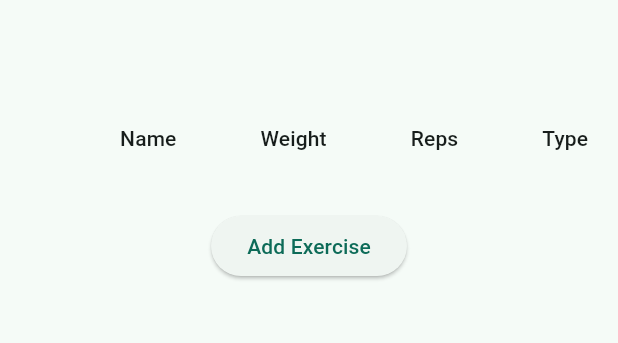
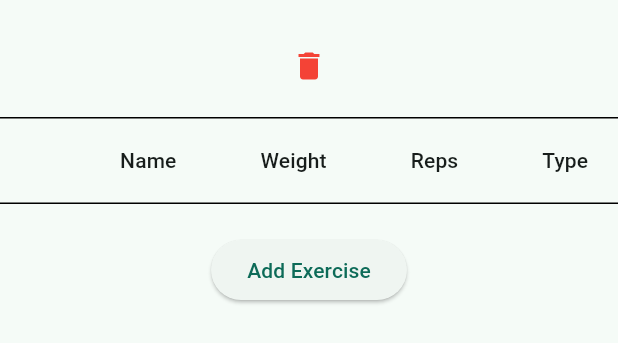
Before and after one commit to benjamin32561/WE-GO-JIM, a Flutter app: the WorkoutDataWidget widget shown alone on an empty page, opened directly with empty values, on a phone screen of 412 x 824 dp. Shown: the top 343 px of the screen. Run offline on Flutter 3.47's test engine with Material 3 defaults, Android fonts, the phone set to English and light mode, and no system bars; our stand-ins replace shared_preferences; accounts and stored records are empty.

Commit message:
yeah yeah

```diff
--- a/lib/manage-data/gym-data/workout-data/workout-data.dart
+++ b/lib/manage-data/gym-data/workout-data/workout-data.dart
@@ -4,8 +4,9 @@ import 'package:we_go_jim/manage-data/structures.dart';
 // Define the StatefulWidget
 class WorkoutDataWidget extends StatefulWidget {
   final Function(Workout) onUpdate;
+  final Function(Workout) deleteWorkout;
   Workout workoutData;
-  WorkoutDataWidget({Key? key, required this.workoutData, required this.onUpdate}) : super(key: key);
+  WorkoutDataWidget({Key? key, required this.workoutData, required this.onUpdate, required this.deleteWorkout}) : super(key: key);
 
   @override
   _WorkoutDataWidgetState createState() => _WorkoutDataWidgetState();
@@ -42,16 +43,34 @@ class _WorkoutDataWidgetState extends State<WorkoutDataWidget> {
       margin: const EdgeInsets.symmetric(vertical: 20),
       child: Column(
         children: [
-          Text(
-            widget.workoutData.name,
-            style: const TextStyle(
-                fontSize: 24, // Change this value to your desired size
-                fontWeight: FontWeight.bold, // Makes the text bold
-                // You can add more styling properties here if needed
-            ),
+          Row(
+            mainAxisAlignment: MainAxisAlignment.center,
+            children: [
+              //Icon button for deleting current workout
+              IconButton(
+                color: Colors.red,
+                icon: const Icon(Icons.delete),
+                onPressed: () {
+                  widget.deleteWorkout(widget.workoutData);
+                },
+              ),
+              Text(
+                widget.workoutData.name,
+                style: const TextStyle(
+                    fontSize: 24,
+                    fontWeight: FontWeight.bold,
+                ),
+              ),
+            ],
           ),
           const SizedBox(height: 10),
           DataTable(
+            decoration: const BoxDecoration(
+              border: Border(
+                top: BorderSide(width: 1.0, color: Colors.black),
+                bottom: BorderSide(width: 1.0, color: Colors.black),
+              ),
+            ),
             columns: const <DataColumn>[
               DataColumn(label: Text('')),
               DataColumn(label: Text('Name')),
```
Also changed, not shown: lib/main.dart (+14 -19 lines), lib/manage-data/gym-data/gym-data.dart (+7 -1 lines).
